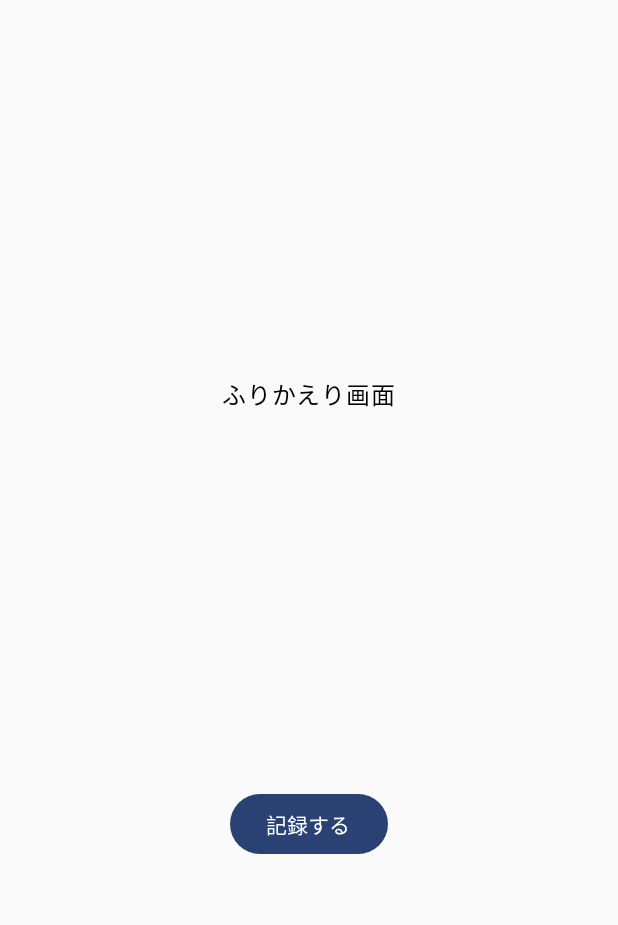
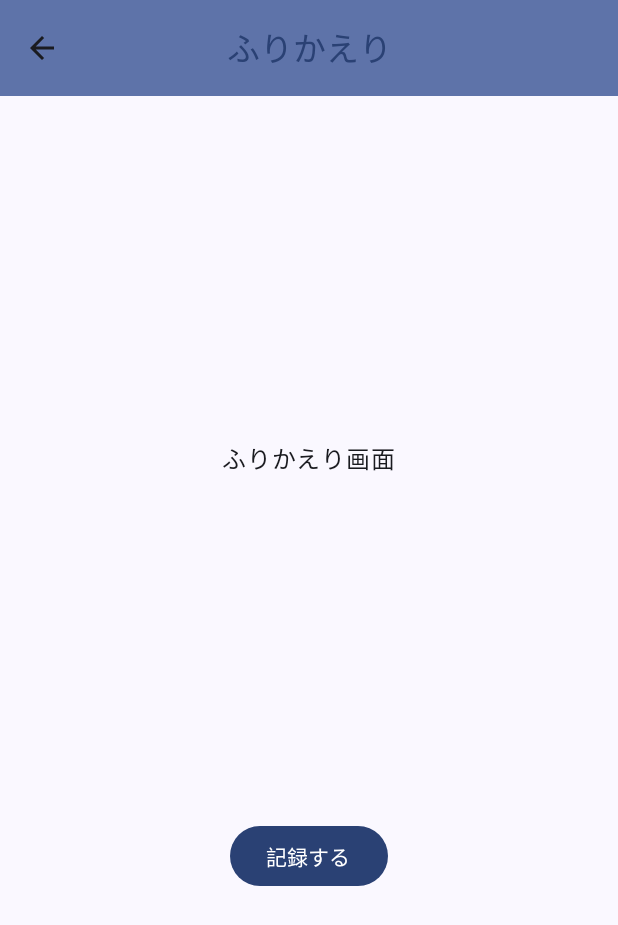
Before and after one commit to rnk0085/selfcare, an Android app built with Jetpack Compose: the ReflectionScreen screen opened through its navigation route, on a phone screen of 412 x 824 dp. Shown: the top 925 px of the screen. Run offline under Robolectric (Android 15) with nearby library versions, the phone set to English and light mode, and no system bars.

Commit message:
feat: SelfcareTopAppBar を作成

```diff
--- /dev/null
+++ b/app/src/main/java/com/rnk0085/selfcare/ui/screen/component/SelfcareTopAppBar.kt
@@ -0,0 +1,55 @@
+package com.rnk0085.selfcare.ui.screen.component
+
+import androidx.compose.material.icons.Icons
+import androidx.compose.material.icons.automirrored.filled.ArrowBack
+import androidx.compose.material3.CenterAlignedTopAppBar
+import androidx.compose.material3.ExperimentalMaterial3Api
+import androidx.compose.material3.Icon
+import androidx.compose.material3.IconButton
+import androidx.compose.material3.MaterialTheme
+import androidx.compose.material3.Text
+import androidx.compose.material3.TopAppBarDefaults
+import androidx.compose.runtime.Composable
+import androidx.compose.ui.text.style.TextOverflow
+import androidx.compose.ui.tooling.preview.Preview
+import com.rnk0085.selfcare.ui.theme.SelfcareTheme
+
+@OptIn(ExperimentalMaterial3Api::class)
+@Composable
+internal fun SelfcareTopAppBar(
+    title: String,
+    onBackClicked: () -> Unit,
+) {
+    CenterAlignedTopAppBar(
+        title = {
+            Text(
+                text = title,
+                overflow = TextOverflow.Ellipsis,
+                maxLines = 1,
+            )
+        },
+        colors = TopAppBarDefaults.centerAlignedTopAppBarColors(
+            containerColor = MaterialTheme.colorScheme.primaryContainer,
+            titleContentColor = MaterialTheme.colorScheme.primary,
+        ),
+        navigationIcon = {
+            IconButton(onClick = onBackClicked) {
+                Icon(
+                    imageVector = Icons.AutoMirrored.Filled.ArrowBack,
+                    contentDescription = null,
+                )
+            }
+        },
+    )
+}
+
+@Composable
+@Preview
+private fun SelfcareTopAppBarPreview() {
+    SelfcareTheme {
+        SelfcareTopAppBar(
+            title = "タイトル",
+            onBackClicked = {},
+        )
+    }
+}
--- a/app/src/main/java/com/rnk0085/selfcare/ui/screen/reflection/ReflectionScreen.kt
+++ b/app/src/main/java/com/rnk0085/selfcare/ui/screen/reflection/ReflectionScreen.kt
@@ -3,16 +3,30 @@ package com.rnk0085.selfcare.ui.screen.reflection
 import androidx.compose.foundation.layout.Arrangement
 import androidx.compose.foundation.layout.Column
 import androidx.compose.foundation.layout.fillMaxSize
+import androidx.compose.foundation.layout.padding
 import androidx.compose.material3.Button
+import androidx.compose.material3.Scaffold
 import androidx.compose.material3.Text
 import androidx.compose.runtime.Composable
 import androidx.compose.ui.Alignment
 import androidx.compose.ui.Modifier
+import androidx.compose.ui.tooling.preview.Preview
+import com.rnk0085.selfcare.ui.screen.component.SelfcareTopAppBar
 
 @Composable
 internal fun ReflectionScreen() {
+    Scaffold(
+        topBar = {
+            SelfcareTopAppBar(
+                title = "ふりかえり",
+                onBackClicked = { /* TODO */ },
+            )
+        },
+    ) { innerPadding ->
         Column(
-        modifier = Modifier.fillMaxSize(),
+            modifier = Modifier
+                .fillMaxSize()
+                .padding(innerPadding),
             verticalArrangement = Arrangement.SpaceEvenly,
             horizontalAlignment = Alignment.CenterHorizontally,
         ) {
@@ -23,3 +37,10 @@ internal fun ReflectionScreen() {
             }
         }
     }
+}
+
+@Composable
+@Preview
+private fun ReflectionScreenPreview() {
+    ReflectionScreen()
+}
```
Lines whose indentation alone changed are shown as unchanged.
